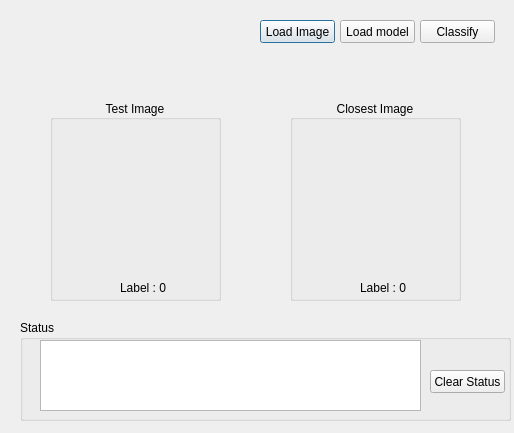
Old version of the form PalmNet.ui in the repository VuGiaHuy-0808/PalmNet-GUI.
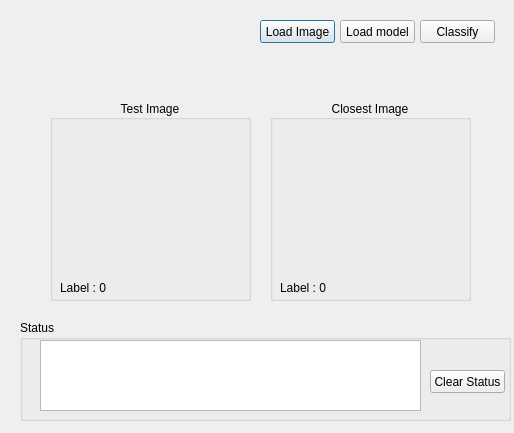
New version of the form.

Diff of the .ui file:
```diff
--- a/PalmNet.ui
+++ b/PalmNet.ui
@@ -56,7 +56,7 @@
     <rect>
      <x>50</x>
      <y>100</y>
-     <width>171</width>
+     <width>201</width>
      <height>201</height>
     </rect>
    </property>
@@ -71,7 +71,7 @@
      <rect>
       <x>10</x>
       <y>30</y>
-      <width>151</width>
+      <width>181</width>
       <height>141</height>
      </rect>
     </property>
@@ -85,9 +85,9 @@
    <widget class="QLabel" name="testLabel">
     <property name="geometry">
      <rect>
-      <x>70</x>
+      <x>10</x>
       <y>180</y>
-      <width>51</width>
+      <width>181</width>
       <height>16</height>
      </rect>
     </property>
@@ -148,9 +148,9 @@
   <widget class="QGroupBox" name="resultGroupBox">
    <property name="geometry">
     <rect>
-     <x>290</x>
+     <x>270</x>
      <y>100</y>
-     <width>171</width>
+     <width>201</width>
      <height>201</height>
     </rect>
    </property>
@@ -163,9 +163,9 @@
    <widget class="QLabel" name="outputLabel">
     <property name="geometry">
      <rect>
-      <x>70</x>
+      <x>10</x>
       <y>180</y>
-      <width>51</width>
+      <width>181</width>
       <height>16</height>
      </rect>
     </property>
@@ -178,7 +178,7 @@
      <rect>
       <x>10</x>
       <y>30</y>
-      <width>151</width>
+      <width>181</width>
       <height>141</height>
      </rect>
     </property>
```
